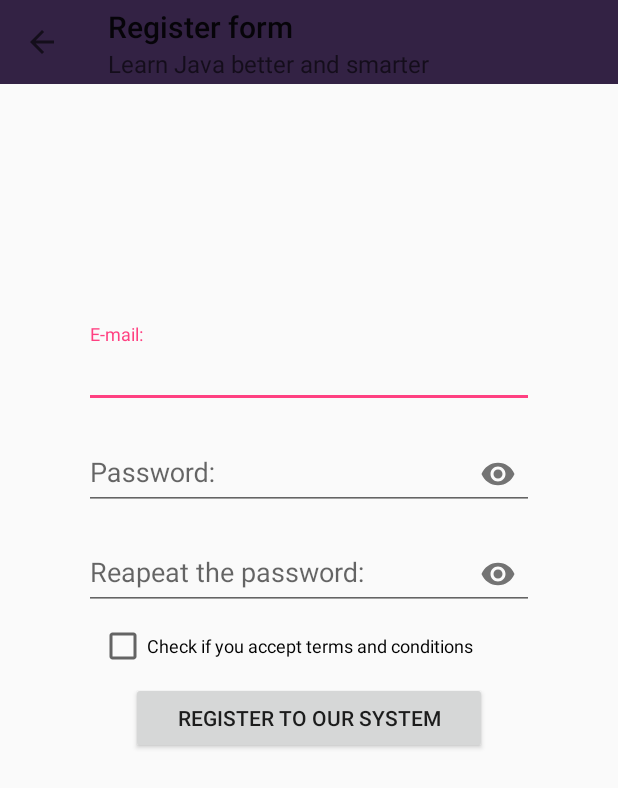
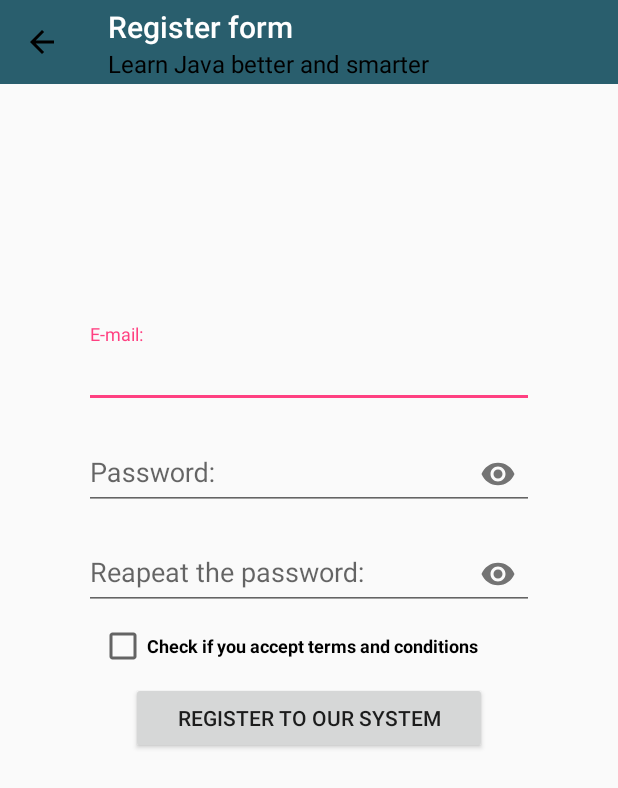
Before and after one commit to Kanames/Proiect_LearningByPlayingGame, an Android app: the RegisterActivity screen opened directly, with no data from a screen before it, on a phone screen of 412 x 824 dp. Shown: the top 788 px of the screen. Run offline under Robolectric (Android 15) with nearby library versions, the phone set to English and light mode, and no system bars; our stand-ins replace Firebase (no records; nobody signed in at launch, a user with empty details on screens opened directly).

Commit message:
Merge inregistrarea part 1

```diff
--- a/app/build.gradle
+++ b/app/build.gradle
@@ -30,6 +30,12 @@ dependencies {
     // Add this line
     compile 'com.google.firebase:firebase-core:15.0.0'
     compile 'com.google.firebase:firebase-auth:15.0.0'
+
+    // Unit testing dependencies
+    testCompile 'junit:junit:4.12'
+    // Set this dependency if you want to use the Hamcrest matcher library
+    testCompile 'org.hamcrest:hamcrest-library:1.3'
+    // more stuff, e.g., Mockito
 }
 
 apply plugin: 'com.google.gms.google-services'
--- a/app/src/main/res/layout/activity_main.xml
+++ b/app/src/main/res/layout/activity_main.xml
@@ -84,7 +84,7 @@
             android:id="@+id/editTextName"
             android:layout_width="match_parent"
             android:layout_height="match_parent"
-            android:hint="@string/LoginNameRAW"
+            android:hint="@string/inputEmail"
             android:textStyle="bold" />
     </android.support.design.widget.TextInputLayout>
 
@@ -110,7 +110,7 @@
             android:layout_height="match_parent"
             android:layout_weight="1"
             android:ems="10"
-            android:hint="@string/LoginPassRAW"
+            android:hint="@string/inputPass"
             android:inputType="textPassword"
             android:textStyle="bold" />
     </android.support.design.widget.TextInputLayout>
--- a/app/src/main/res/layout/activity_register.xml
+++ b/app/src/main/res/layout/activity_register.xml
@@ -28,7 +28,7 @@
             android:id="@+id/editTextEmail"
             android:layout_width="match_parent"
             android:layout_height="wrap_content"
-            android:hint="@string/RegisterEmailRAW" />
+            android:hint="@string/inputEmail" />
     </android.support.design.widget.TextInputLayout>
 
     <android.support.design.widget.TextInputLayout
@@ -52,7 +52,7 @@
             android:layout_height="wrap_content"
             android:layout_weight="1"
             android:ems="10"
-            android:hint="@string/RegisterPass1RAW"
+            android:hint="@string/inputPass"
             android:inputType="textPassword" />
     </android.support.design.widget.TextInputLayout>
 
@@ -109,6 +109,7 @@
         android:text="@string/RegisterAgreements"
         android:textAlignment="textStart"
         android:textSize="12sp"
+        android:textStyle="bold"
         app:layout_constraintBottom_toBottomOf="parent"
         app:layout_constraintEnd_toEndOf="@+id/textInputLayoutPass2"
         app:layout_constraintHorizontal_bias="0.481"
--- a/app/src/main/res/layout/register_toolbar.xml
+++ b/app/src/main/res/layout/register_toolbar.xml
@@ -3,7 +3,8 @@
     android:id="@+id/toolbar"
     android:layout_width="match_parent"
     android:layout_height="wrap_content"
-    android:background="#324"
-    android:minHeight="?attr/actionBarSize">
+    android:background="@color/triadColorSet1Primary"
+    android:minHeight="?attr/actionBarSize"
+    android:theme="@style/RegisterTheme">
 
 </android.support.v7.widget.Toolbar>
--- a/app/src/main/res/values/strings.xml
+++ b/app/src/main/res/values/strings.xml
@@ -1,16 +1,20 @@
 <resources>
     <string name="app_name">Learn java</string>
+    <!-- Universale -->
+    <string name="inputEmail">E-mail:</string>
+    <string name="inputPass">Password:</string>
+
     <!-- Activitatea de Login -->
     <string name="LoginButtonAccept">LOGIN to my account</string>
     <string name="LoginRegister">New here ? Create a new account.</string>
     <string name="LoginForgotPassword">Forgot password ?</string>
-    <string name="LoginNameRAW">E-mail:</string>
-    <string name="LoginPassRAW">Password:</string>
+
     <!-- Activitatea de Inregistrare -->
-    <string name="RegisterEmailRAW">E-mail:</string>
-    <string name="RegisterPass1RAW">Password:</string>
     <string name="RegisterPass2RAW">Reapeat the password:</string>
     <string name="RegisterAgreements">Check if you accept terms and conditions</string>
     <string name="RegisterButtonRegister">Register to our system</string>
 
+    <!-- Activitatea de Recuperare/Resetare parola -->
+    <string name="RecuperareParolaInstructions">...</string>
+
 </resources>
--- a/app/src/main/res/values/styles.xml
+++ b/app/src/main/res/values/styles.xml
@@ -8,4 +8,10 @@
         <item name="colorAccent">@color/colorAccent</item>
     </style>
 
+    <style name="RegisterTheme" parent="Theme.AppCompat.Light.NoActionBar">
+        <item name="android:textColorPrimary">@android:color/white</item>
+        <item name="android:textColorSecondary">@android:color/black</item>
+        <item name="android:fontFamily">casual</item>
+        <item name="android:textStyle">bold</item>
+    </style>
 </resources>
```
Also changed, not shown: app/src/main/res/values/colors.xml (+21 -0 lines), 1 other file.
